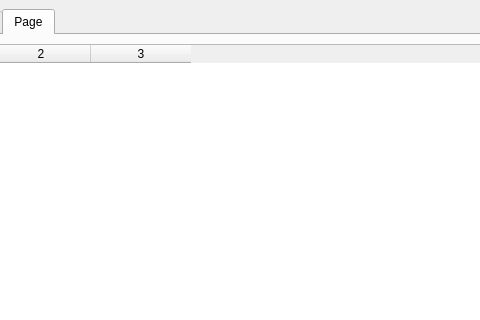
Qt form testServer.ui (acraddoc91/RbRyPythonDataAnalysis) before a commit; both pictures show x 130 to 610 and y 0 to 320 of the 1027 by 748 pixel window.
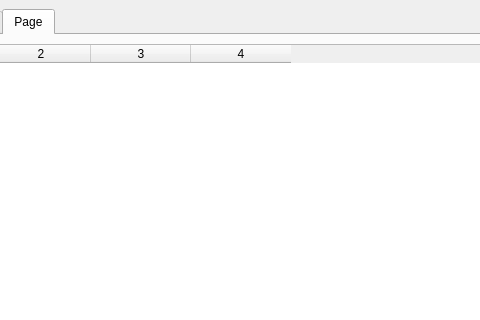
The same form after that commit.

What changed in the file:
```diff
--- a/testServer.ui
+++ b/testServer.ui
@@ -185,11 +185,12 @@
            <number>0</number>
           </property>
           <property name="columnCount">
-           <number>3</number>
+           <number>4</number>
           </property>
           <column/>
           <column/>
           <column/>
+          <column/>
          </widget>
         </item>
         <item row="0" column="1" colspan="2">
```
